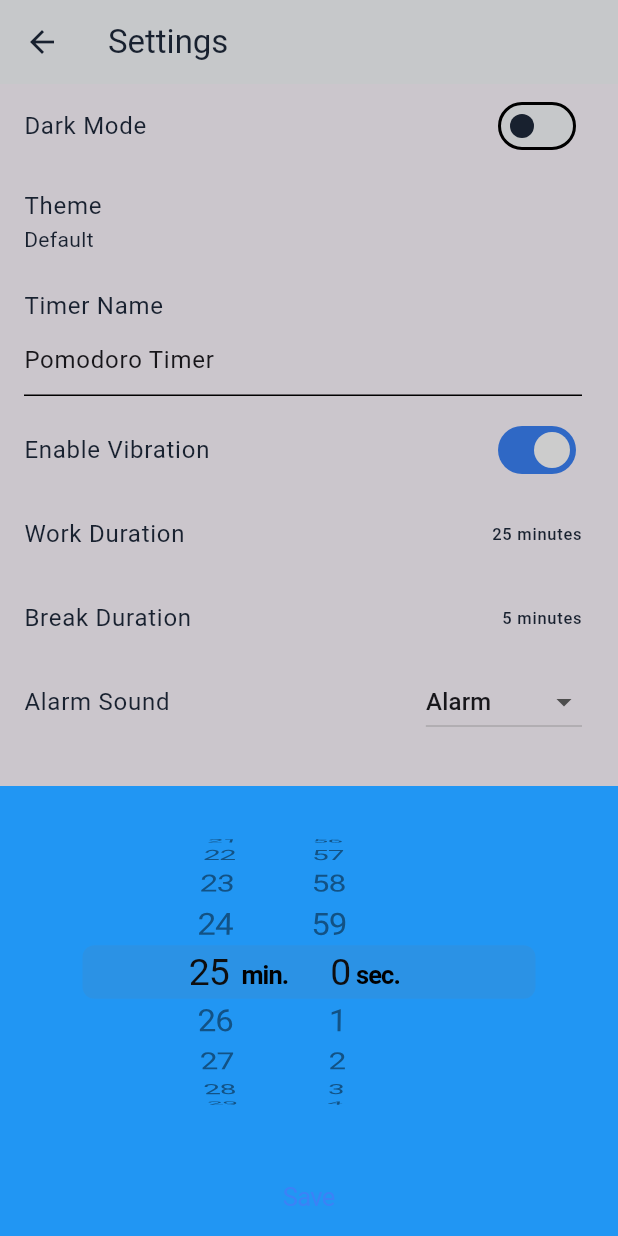
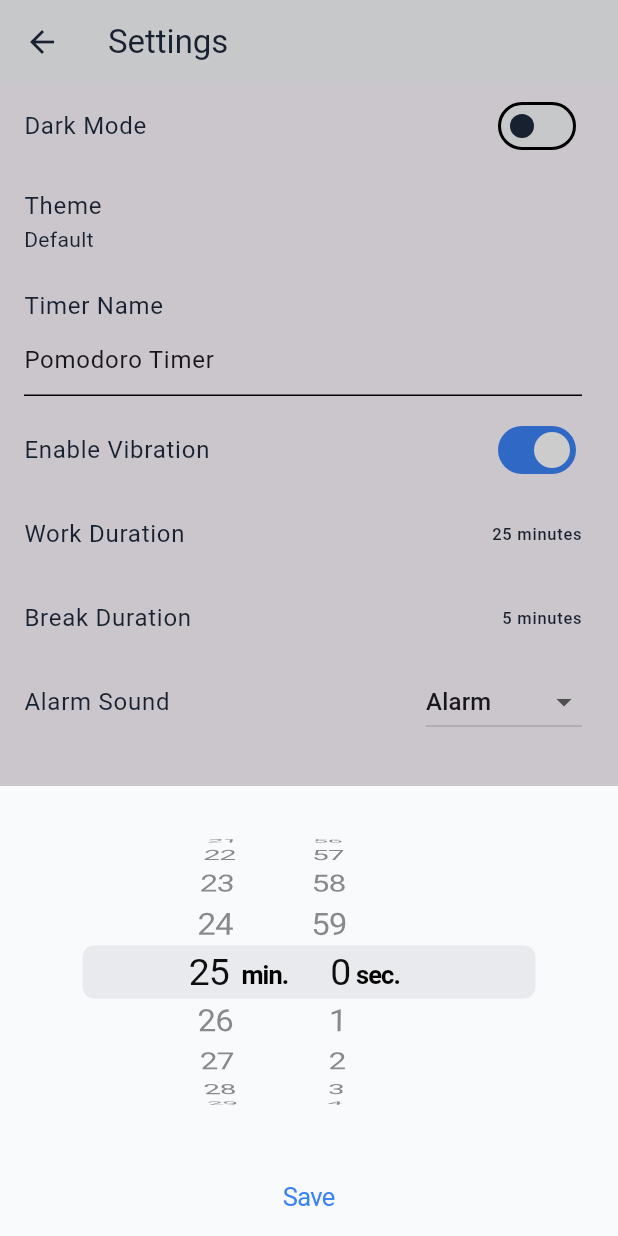
Before and after one commit to rishithareddychalla/pomodoro, a Flutter app: the SettingsPage screen opened directly, after a tap on "Work Duration", on a phone screen of 412 x 824 dp. Run offline on Flutter 3.47's test engine with Material 3 defaults, Android fonts, the phone set to English and light mode, and no system bars; our stand-ins replace audioplayers, shared_preferences, vibration; accounts and stored records are empty.

Commit message:
minor changes

```diff
--- a/lib/main.dart
+++ b/lib/main.dart
@@ -21,6 +21,7 @@ class MyApp extends StatelessWidget {
   @override
   Widget build(BuildContext context) {
     return MaterialApp(
+      debugShowCheckedModeBanner: false,
       theme: Provider.of<SettingsProvider>(context).themeData,
       home: const PomodoroScreen(),
     );
--- a/lib/settings_page.dart
+++ b/lib/settings_page.dart
@@ -47,7 +47,7 @@ class _SettingsPageState extends State<SettingsPage> {
               final theme = appThemes[index];
               return ListTile(
                 leading: CircleAvatar(
-                  backgroundColor: theme.lightTheme.primaryColor,
+                  foregroundColor: theme.lightTheme.primaryColor,
                 ),
                 title: Text(theme.name),
                 onTap: () {
@@ -111,9 +111,23 @@ class _SettingsPageState extends State<SettingsPage> {
               Duration newDuration = Duration(seconds: settings.workSeconds);
               showCupertinoModalPopup<void>(
                 context: context,
-                builder: (context) => Container(
+                builder: (context) {
+                  final theme = Theme.of(context).colorScheme;
+                  return Container(
                     height: 300,
-                  color: Colors.blue,
+                    color: theme.surface, // ✅ background adjusts with theme
+                    child: CupertinoTheme(
+                      data: CupertinoThemeData(
+                        brightness: Theme.of(context).brightness,
+                        primaryColor:
+                            theme.onSurface, // ✅ digits & controls color
+                        textTheme: CupertinoTextThemeData(
+                          dateTimePickerTextStyle: TextStyle(
+                            color: theme.onSurface, // ✅ picker digits
+                            fontSize: 20,
+                          ),
+                        ),
+                      ),
                       child: Column(
                         children: [
                           Expanded(
@@ -126,7 +140,10 @@ class _SettingsPageState extends State<SettingsPage> {
                             ),
                           ),
                           CupertinoButton(
-                        child: const Text('Save'),
+                            child: Text(
+                              'Save',
+                              style: TextStyle(color: theme.primary),
+                            ),
                             onPressed: () {
                               settings.setWorkSeconds(newDuration.inSeconds);
                               Navigator.pop(context);
@@ -137,6 +154,8 @@ class _SettingsPageState extends State<SettingsPage> {
                     ),
                   );
                 },
+              );
+            },
           ),
           ListTile(
             title: const Text('Break Duration'),
@@ -145,9 +164,24 @@ class _SettingsPageState extends State<SettingsPage> {
               Duration newDuration = Duration(seconds: settings.breakSeconds);
               showCupertinoModalPopup<void>(
                 context: context,
-                builder: (context) => Container(
+                builder: (context) {
+                  final theme = Theme.of(context).colorScheme;
+
+                  return Container(
                     height: 300,
-                  color: Colors.black,
+                    color: theme.surface,
+                    child: CupertinoTheme(
+                      data: CupertinoThemeData(
+                        brightness: Theme.of(context).brightness,
+                        primaryColor:
+                            theme.onSurface, // ✅ digits & controls color
+                        textTheme: CupertinoTextThemeData(
+                          dateTimePickerTextStyle: TextStyle(
+                            color: theme.onSurface, // ✅ picker digits
+                            fontSize: 20,
+                          ),
+                        ),
+                      ),
                       child: Column(
                         children: [
                           Expanded(
@@ -160,7 +194,10 @@ class _SettingsPageState extends State<SettingsPage> {
                             ),
                           ),
                           CupertinoButton(
-                        child: const Text('Save'),
+                            child: Text(
+                              'Save',
+                              style: TextStyle(color: theme.primary),
+                            ),
                             onPressed: () {
                               settings.setBreakSeconds(newDuration.inSeconds);
                               Navigator.pop(context);
@@ -169,6 +206,8 @@ class _SettingsPageState extends State<SettingsPage> {
                         ],
                       ),
                     ),
+                  );
+                },
               );
             },
           ),
```
Lines whose indentation alone changed are shown as unchanged.
